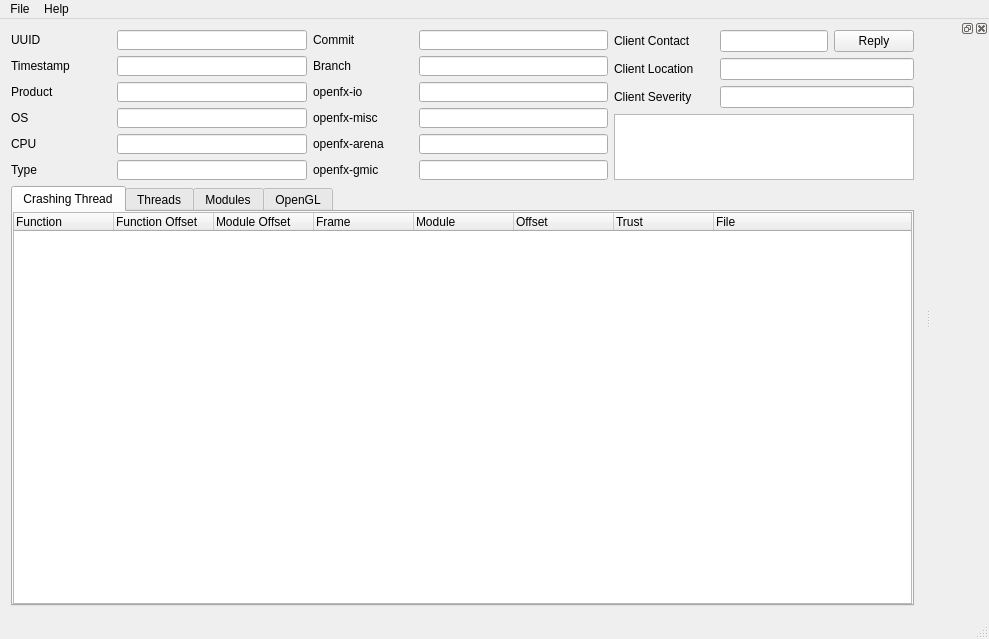
The window that breakdown/breakdown.ui (NatronGitHub/stackwalker) describes before a commit, drawn with Qt 5.
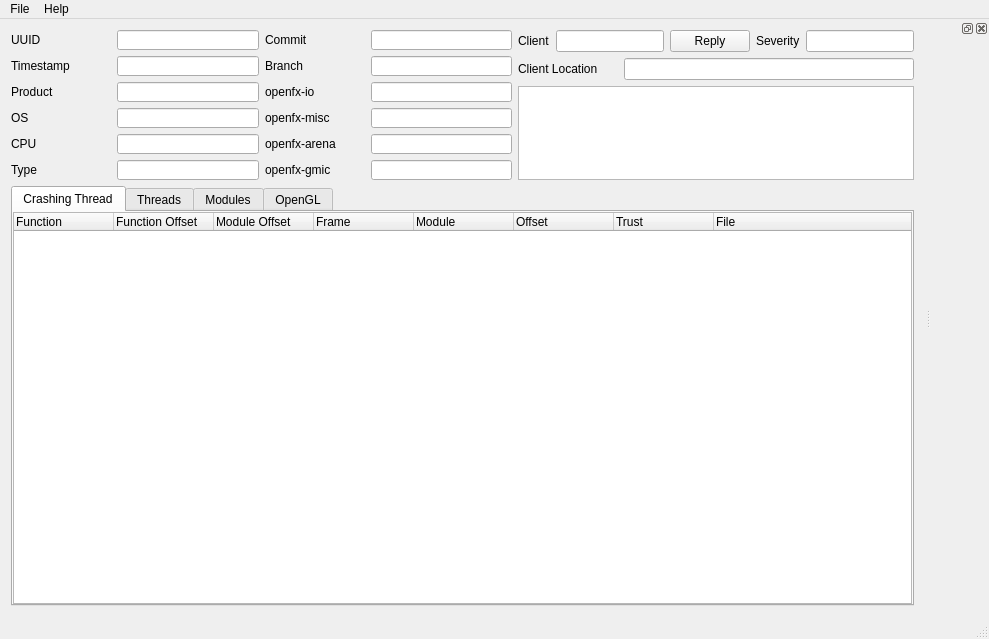
The same window after the commit.

Patch:
```diff
--- a/breakdown/breakdown.ui
+++ b/breakdown/breakdown.ui
@@ -366,12 +366,12 @@
                <widget class="QLabel" name="contactLabel">
                 <property name="minimumSize">
                  <size>
-                  <width>100</width>
+                  <width>0</width>
                   <height>0</height>
                  </size>
                 </property>
                 <property name="text">
-                 <string>Client Contact</string>
+                 <string>Client</string>
                 </property>
                </widget>
               </item>
@@ -392,6 +392,22 @@
                 </property>
                </widget>
               </item>
+              <item>
+               <widget class="QLabel" name="label_23">
+                <property name="minimumSize">
+                 <size>
+                  <width>0</width>
+                  <height>0</height>
+                 </size>
+                </property>
+                <property name="text">
+                 <string>Severity</string>
+                </property>
+               </widget>
+              </item>
+              <item>
+               <widget class="QLineEdit" name="reportSeverity"/>
+              </item>
              </layout>
             </item>
             <item>
@@ -415,24 +431,7 @@
              </layout>
             </item>
             <item>
-             <layout class="QHBoxLayout" name="horizontalLayout_24">
-              <item>
-               <widget class="QLabel" name="label_23">
-                <property name="minimumSize">
-                 <size>
-                  <width>100</width>
-                  <height>0</height>
-                 </size>
-                </property>
-                <property name="text">
-                 <string>Client Severity</string>
-                </property>
-               </widget>
-              </item>
-              <item>
-               <widget class="QLineEdit" name="reportSeverity"/>
-              </item>
-             </layout>
+             <layout class="QHBoxLayout" name="horizontalLayout_24"/>
             </item>
             <item>
              <widget class="QPlainTextEdit" name="reportComment"/>
```
Left out of the diff: 18 changed lines with no effect on the pictures.
